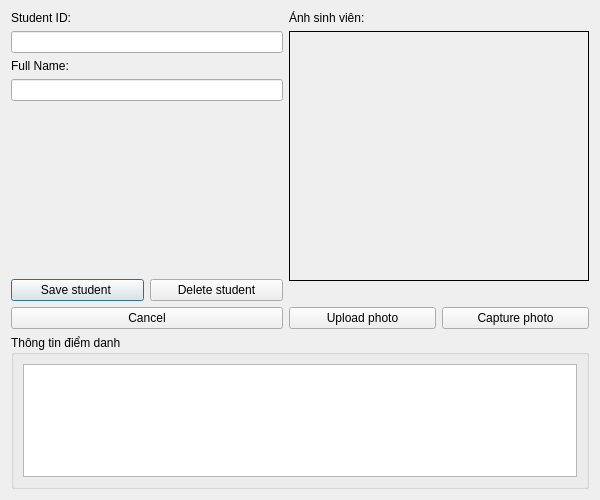
Above: Face-Recogntion-PyQt/Face_Detection_PyQt_Final/student_detail_window.ui from thaontp234112e/Project before the change. Below: the same form after it.
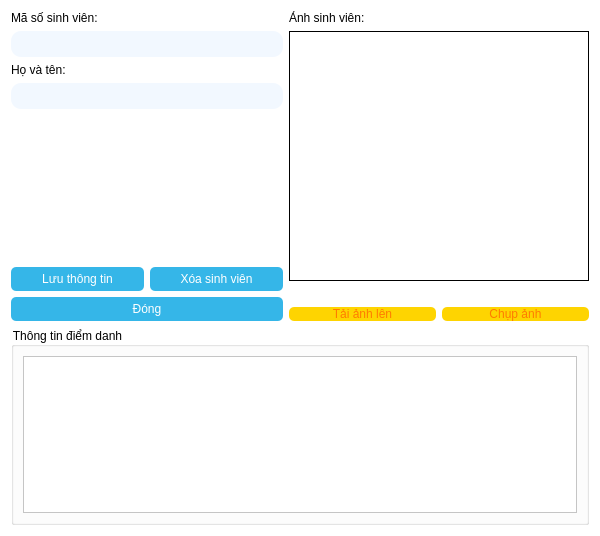
That is the form after the change. Icons and pictures are not drawn.

Patch:
```diff
--- a/Face-Recogntion-PyQt/Face_Detection_PyQt_Final/student_detail_window.ui
+++ b/Face-Recogntion-PyQt/Face_Detection_PyQt_Final/student_detail_window.ui
@@ -7,15 +7,14 @@
     <x>0</x>
     <y>0</y>
     <width>600</width>
-    <height>500</height>
+    <height>536</height>
    </rect>
   </property>
   <property name="windowTitle">
    <string>Student Details </string>
   </property>
-  <property name="windowIcon">
-   <iconset>
-    <normaloff>icon.png</normaloff>icon.png</iconset>
+  <property name="styleSheet">
+   <string notr="true">background-color: rgb(255, 255, 255);</string>
   </property>
   <layout class="QVBoxLayout" name="verticalLayout">
    <item>
@@ -24,13 +23,23 @@
       <layout class="QVBoxLayout" name="verticalLayout_2">
        <item>
         <widget class="QLabel" name="label">
+         <property name="styleSheet">
+          <string notr="true">font: 57 10pt &quot;Montserrat Medium&quot;;</string>
+         </property>
          <property name="text">
-          <string>Student ID:</string>
+          <string>Mã số sinh viên:</string>
          </property>
         </widget>
        </item>
        <item>
         <widget class="QLineEdit" name="lineEditStudentID">
+         <property name="styleSheet">
+          <string notr="true">background-color: rgb(242, 248, 255);
+color: rgb(14, 23, 67);
+font: 57 10pt &quot;Montserrat Medium&quot;;
+border-radius: 10px;
+padding: 5px;</string>
+         </property>
          <property name="readOnly">
           <bool>false</bool>
          </property>
@@ -38,13 +47,24 @@
        </item>
        <item>
         <widget class="QLabel" name="label_2">
+         <property name="styleSheet">
+          <string notr="true">font: 57 10pt &quot;Montserrat Medium&quot;;</string>
+         </property>
          <property name="text">
-          <string>Full Name:</string>
+          <string>Họ và tên:</string>
          </property>
         </widget>
        </item>
        <item>
-        <widget class="QLineEdit" name="lineEditFullName"/>
+        <widget class="QLineEdit" name="lineEditFullName">
+         <property name="styleSheet">
+          <string notr="true">background-color: rgb(242, 248, 255);
+color: rgb(14, 23, 67);
+font: 57 10pt &quot;Montserrat Medium&quot;;
+border-radius: 10px;
+padding: 5px;</string>
+         </property>
+        </widget>
        </item>
        <item>
         <spacer name="verticalSpacer">
@@ -63,15 +83,63 @@
         <layout class="QHBoxLayout" name="horizontalLayout_3">
          <item>
           <widget class="QPushButton" name="pushButtonSave">
+           <property name="styleSheet">
+            <string notr="true">QPushButton {
+    background-color: #35B6E8; /* Màu nền mặc định */
+	color: rgb(255, 255, 255);
+    border-radius: 5px;
+	font: 57 10pt &quot;Montserrat Medium&quot;;
+    padding: 5px;
+
+}
+
+QPushButton:hover {
+    background-color: #A3E3FC; /* Màu khi di chuột */
+
+}
+
+QPushButton:pressed {
+    background-color: #35B6E8; /* Màu khi nhấn */
+}
+
+QPushButton:focus {
+    border: 5px solid #A3E3FC; /* Viền khi nút được focus */
+}
+</string>
+           </property>
            <property name="text">
-            <string>Save student </string>
+            <string>Lưu thông tin</string>
            </property>
           </widget>
          </item>
          <item>
           <widget class="QPushButton" name="pushButtonDelete">
+           <property name="styleSheet">
+            <string notr="true">QPushButton {
+    background-color: #35B6E8; /* Màu nền mặc định */
+	color: rgb(255, 255, 255);
+    border-radius: 5px;
+	font: 57 10pt &quot;Montserrat Medium&quot;;
+    padding: 5px;
+
+}
+
+QPushButton:hover {
+    background-color: #A3E3FC; /* Màu khi di chuột */
+
+}
+
+QPushButton:pressed {
+    background-color: #35B6E8; /* Màu khi nhấn */
+}
+
+QPushButton:focus {
+    border: 5px solid #A3E3FC; /* Viền khi nút được focus */
+}
+</string>
+           </property>
            <property name="text">
-            <string>Delete student</string>
+            <string>Xóa sinh viên</string>
            </property>
           </widget>
          </item>
@@ -79,8 +147,32 @@
        </item>
        <item>
         <widget class="QPushButton" name="pushButtonCancel">
+         <property name="styleSheet">
+          <string notr="true">QPushButton {
+    background-color: #35B6E8; /* Màu nền mặc định */
+	color: rgb(255, 255, 255);
+    border-radius: 5px;
+	font: 57 10pt &quot;Montserrat Medium&quot;;
+    padding: 5px;
+
+}
+
+QPushButton:hover {
+    background-color: #A3E3FC; /* Màu khi di chuột */
+
+}
+
+QPushButton:pressed {
+    background-color: #35B6E8; /* Màu khi nhấn */
+}
+
+QPushButton:focus {
+    border: 5px solid #A3E3FC; /* Viền khi nút được focus */
+}
+</string>
+         </property>
          <property name="text">
-          <string>Cancel</string>
+          <string>Đóng</string>
          </property>
         </widget>
        </item>
@@ -125,15 +217,59 @@
         <layout class="QHBoxLayout" name="horizontalLayout_2">
          <item>
           <widget class="QPushButton" name="pushButtonUpload">
+           <property name="styleSheet">
+            <string notr="true">
+QPushButton {
+ /* Màu nền mặc định */
+	background-color: rgb(254, 212, 1);
+    border-radius: 5px;
+	color: rgb(255, 123, 0);
+	font: 57 10pt &quot;Montserrat Medium&quot;;
+
+}
+
+QPushButton:hover {
+background-color: rgb(255, 220, 42);
+}
+
+QPushButton:pressed {
+    background-color: #F0C800; /* Màu khi nhấn */
+}
+
+
+</string>
+           </property>
            <property name="text">
-            <string>Upload photo</string>
+            <string>Tải ảnh lên</string>
            </property>
           </widget>
          </item>
          <item>
           <widget class="QPushButton" name="pushButtonCapture">
+           <property name="styleSheet">
+            <string notr="true">
+QPushButton {
+ /* Màu nền mặc định */
+	background-color: rgb(254, 212, 1);
+    border-radius: 5px;
+	color: rgb(255, 123, 0);
+	font: 57 10pt &quot;Montserrat Medium&quot;;
+
+}
+
+QPushButton:hover {
+background-color: rgb(255, 220, 42);
+}
+
+QPushButton:pressed {
+    background-color: #F0C800; /* Màu khi nhấn */
+}
+
+
+</string>
+           </property>
            <property name="text">
-            <string>Capture photo</string>
+            <string>Chụp ảnh</string>
            </property>
           </widget>
          </item>
@@ -145,6 +281,9 @@
    </item>
    <item>
     <widget class="QGroupBox" name="groupBoxAttendance">
+     <property name="styleSheet">
+      <string notr="true">font: 57 10pt &quot;Montserrat Medium&quot;;</string>
+     </property>
      <property name="title">
       <string>Thông tin điểm danh</string>
      </property>
```
Left out of the diff: 5 changed lines with no effect on the pictures.
